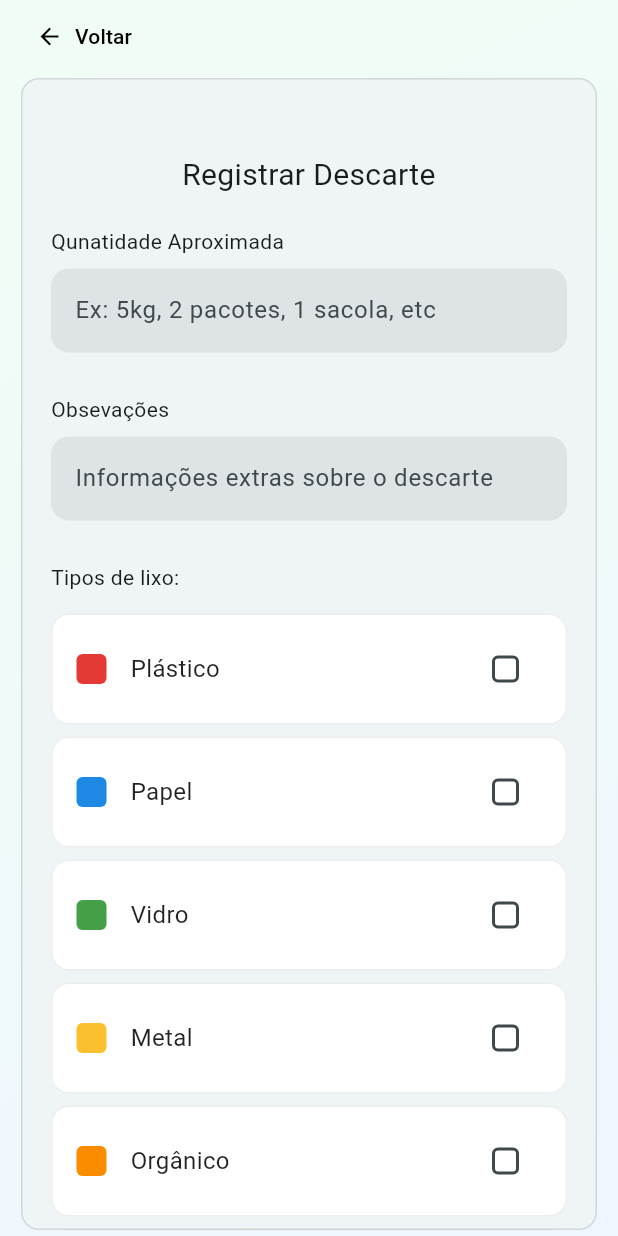
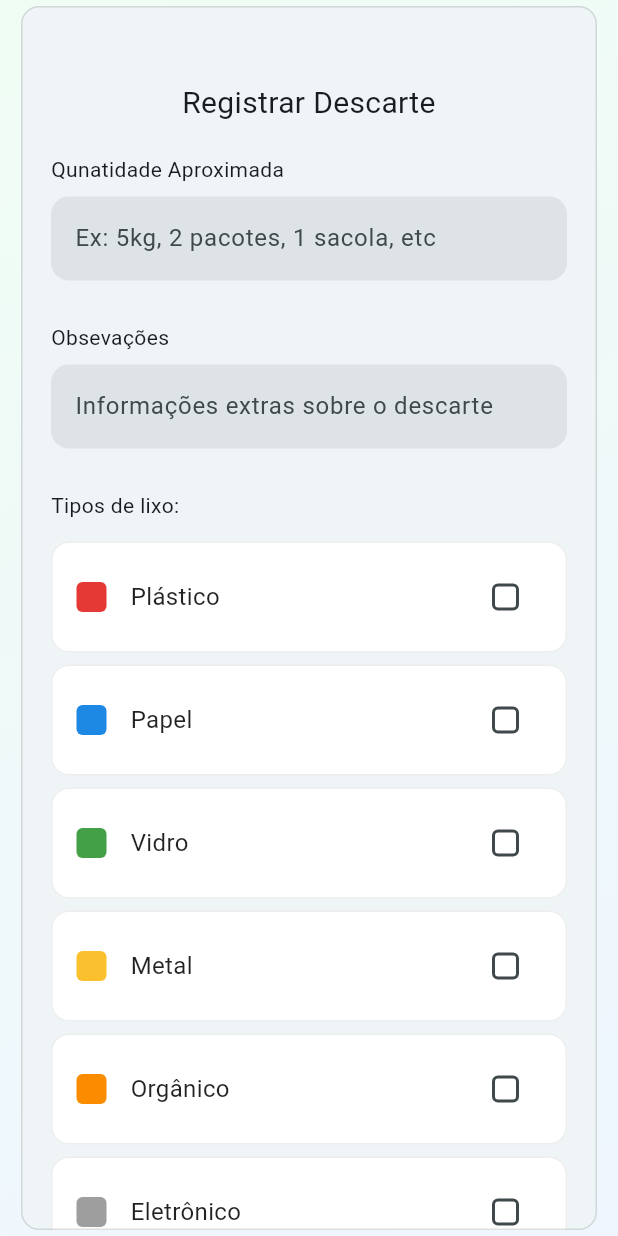
Before and after one commit to FabioMiguelNascimento/echoTrack, a Flutter app: the AddDiscartFormPage screen opened directly, on a phone screen of 412 x 824 dp. Run offline on Flutter 3.47's test engine with Material 3 defaults, Android fonts, the phone set to English and light mode, and no system bars; our stand-ins replace cloud_firestore, firebase_auth, firebase_core, google_maps_flutter, shared_preferences; missing offline and left inert: floating_navbar; accounts and stored records are empty; generated files the repository leaves out were written again.

Commit message:
fix: botão de voltar removido

```diff
--- a/lib/src/views/user/add_discart_form_page.dart
+++ b/lib/src/views/user/add_discart_form_page.dart
@@ -1,6 +1,5 @@
 import 'package:flutter/material.dart';
 import 'package:g1_g2/components/custom_checkbox_tile.dart';
-import 'package:g1_g2/components/custom_voltar_text_buttom.dart';
 import 'package:g1_g2/src/viewmodels/user/discart_viewmodel.dart';
 import 'package:g1_g2/src/views/user/home_user_page.dart';
 import 'package:provider/provider.dart';
@@ -76,12 +75,6 @@ class _AddDiscartFormPageState extends State<AddDiscartFormPage> {
         child: SafeArea(
           child: Column(
             children: [
-              Row(
-                children: [
-                  SizedBox(width: 24),
-                  CustomVoltarTextButtom(pageToBack: HomeUserPage()),
-                ],
-              ),
               Expanded(
                 child: Padding(
                   padding: const EdgeInsets.symmetric(horizontal: 10.0),
```
